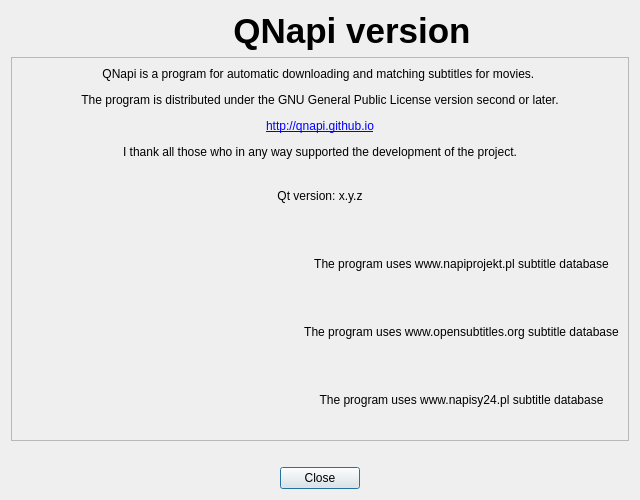
Qt form gui/ui/frmabout.ui (QNapi/qnapi) before a commit.
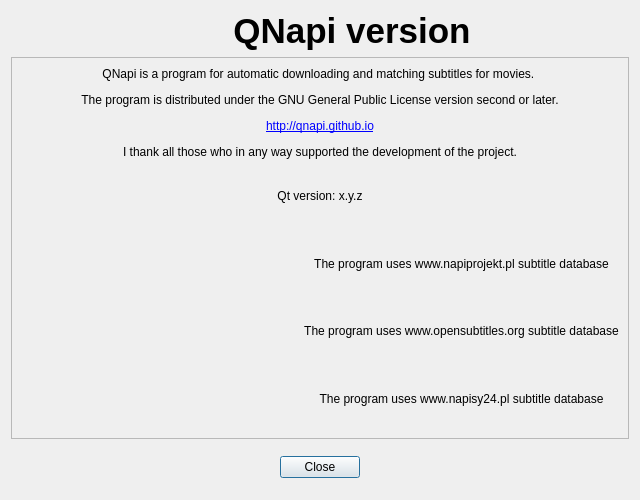
The same form after that commit. Icons and pictures are not drawn.

```diff
--- a/gui/ui/frmabout.ui
+++ b/gui/ui/frmabout.ui
@@ -24,33 +24,23 @@
     <normaloff>:/icon/qnapi.png</normaloff>:/icon/qnapi.png</iconset>
   </property>
   <layout class="QGridLayout" name="gridLayout_2">
-   <item row="3" column="2">
-    <spacer>
-     <property name="orientation">
-      <enum>Qt::Horizontal</enum>
-     </property>
-     <property name="sizeHint" stdset="0">
+   <item row="2" column="0" colspan="2">
+    <widget class="QDialogButtonBox" name="bbAbout">
+     <property name="minimumSize">
       <size>
-       <width>226</width>
-       <height>20</height>
+       <width>0</width>
+       <height>44</height>
       </size>
      </property>
-    </spacer>
-   </item>
-   <item row="3" column="0">
-    <spacer>
-     <property name="orientation">
-      <enum>Qt::Horizontal</enum>
+     <property name="standardButtons">
+      <set>QDialogButtonBox::Close</set>
      </property>
-     <property name="sizeHint" stdset="0">
-      <size>
-       <width>217</width>
-       <height>20</height>
-      </size>
+     <property name="centerButtons">
+      <bool>true</bool>
      </property>
-    </spacer>
+    </widget>
    </item>
-   <item row="1" column="0" colspan="3">
+   <item row="1" column="0" colspan="2">
     <widget class="QScrollArea" name="scrollArea">
      <property name="verticalScrollBarPolicy">
       <enum>Qt::ScrollBarAsNeeded</enum>
@@ -63,8 +53,8 @@
        <rect>
         <x>0</x>
         <y>0</y>
-        <width>614</width>
-        <height>334</height>
+        <width>606</width>
+        <height>358</height>
        </rect>
       </property>
       <layout class="QGridLayout" name="gridLayout">
@@ -194,14 +184,7 @@
      </widget>
     </widget>
    </item>
-   <item row="3" column="1">
-    <widget class="QPushButton" name="pbClose">
-     <property name="text">
-      <string>Close</string>
-     </property>
-    </widget>
-   </item>
-   <item row="0" column="0" colspan="3">
+   <item row="0" column="0" colspan="2">
     <layout class="QHBoxLayout" name="hlTop">
      <property name="spacing">
       <number>0</number>
@@ -247,22 +230,6 @@
      </item>
     </layout>
    </item>
-   <item row="2" column="0" colspan="3">
-    <spacer>
-     <property name="orientation">
-      <enum>Qt::Vertical</enum>
-     </property>
-     <property name="sizeType">
-      <enum>QSizePolicy::Fixed</enum>
-     </property>
-     <property name="sizeHint" stdset="0">
-      <size>
-       <width>358</width>
-       <height>20</height>
-      </size>
-     </property>
-    </spacer>
-   </item>
   </layout>
  </widget>
  <resources>
```
Left out of the diff: 30 changed lines with no effect on the pictures.
